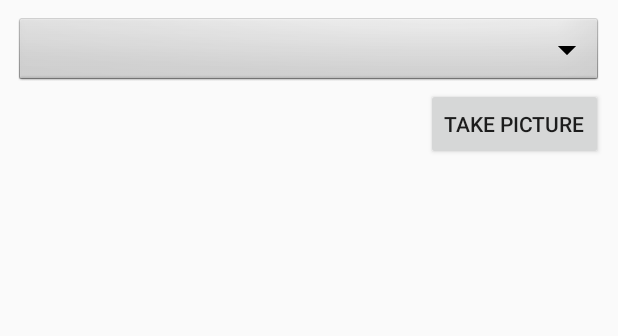
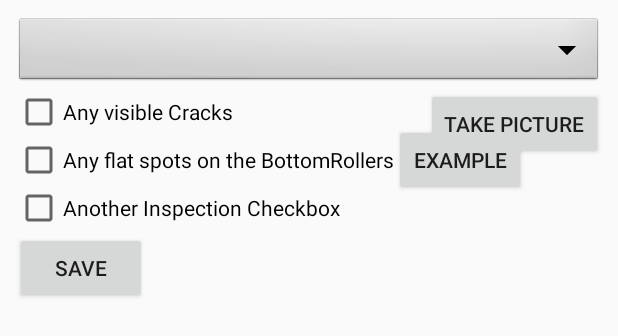
Before and after one commit to janeisenmenger/volvohacksprint, an Android app: the layout content_main.xml on its own in the app's theme, with its tools: preview values and no code run, on a phone screen of 412 x 824 dp. Shown: the top 336 px of the screen. Run offline under Robolectric (Android 15) with nearby library versions, the phone set to English and light mode, and no system bars.

Commit message:
checkbox list

```diff
--- a/app/src/main/res/layout/content_main.xml
+++ b/app/src/main/res/layout/content_main.xml
@@ -28,5 +28,45 @@
             android:layout_below="@+id/spinner1"
             android:text="@string/take_picture"
             android:layout_alignParentRight="true"/>
+
+        <CheckBox
+            android:id="@+id/cracks"
+            android:layout_width="wrap_content"
+            android:layout_height="wrap_content"
+            android:text="@string/cracks"
+            android:layout_below="@id/spinner1" />
+
+        <CheckBox
+            android:id="@+id/flat_spots"
+            android:layout_below="@id/cracks"
+            android:layout_width="wrap_content"
+            android:layout_height="wrap_content"
+            android:text="@string/flat_spots" />
+
+        <CheckBox
+            android:id="@+id/box3"
+            android:layout_width="wrap_content"
+            android:layout_height="wrap_content"
+            android:layout_below="@id/flat_spots"
+            android:text="@string/vis_inspect" />
+        <Button
+            android:id="@+id/btn_save"
+            android:layout_width="wrap_content"
+            android:layout_height="wrap_content"
+            android:layout_below="@id/box3"
+            android:text="Save"/>
+        <Button
+            android:id="@+id/btn_flat_example"
+            android:layout_width="wrap_content"
+            android:layout_height="wrap_content"
+            android:layout_toEndOf="@id/flat_spots"
+            android:layout_alignBaseline="@id/flat_spots"
+            android:text="Example"/>
+
+        <ImageView android:id="@+id/example_img"
+            android:layout_width="match_parent"
+            android:layout_height="match_parent"
+            android:visibility="invisible"
+            android:clickable="true"  />
     </RelativeLayout>
 </android.support.constraint.ConstraintLayout>
--- a/app/src/main/res/values/strings.xml
+++ b/app/src/main/res/values/strings.xml
@@ -79,4 +79,7 @@
     <string name="pref_title_vibrate">Vibrate</string>
     <string name="title_activity_main">Nebula App</string>
     <string name="title_activity_preview_image">PreviewImage</string>
+    <string name="cracks">Any visible Cracks</string>
+    <string name="flat_spots">Any flat spots on the BottomRollers</string>
+    <string name="vis_inspect">Another Inspection Checkbox</string>
 </resources>
```
Also changed, not shown: app/src/main/java/hackx/volvo/nebula/MainActivity.java (+93 -5 lines), 2 other files. Lines whose indentation alone changed are shown as unchanged.
